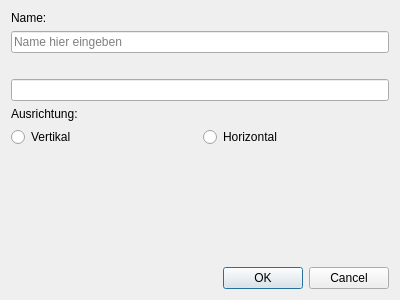
3ricS/NOR, file src/view/editview.ui: the form before one commit.
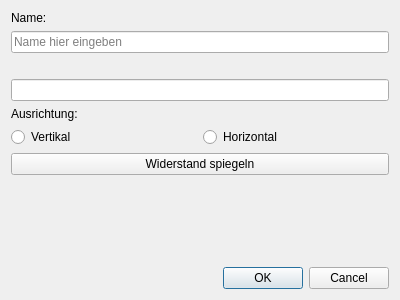
The form after the commit.

Commit message: Widerstand spieglbar machen (Verbindungen an einem Component tauschen) + Spiegeln und Setzen der Orientierung werden live angezeigt

The edit to the form file:
```diff
--- a/src/view/editview.ui
+++ b/src/view/editview.ui
@@ -65,6 +65,13 @@
        </item>
       </layout>
      </item>
+     <item>
+      <widget class="QPushButton" name="buttonMirrorComponent">
+       <property name="text">
+        <string>Widerstand spiegeln</string>
+       </property>
+      </widget>
+     </item>
      <item>
       <spacer name="verticalSpacer">
        <property name="orientation">
```
The commit also changes 14 other files.
